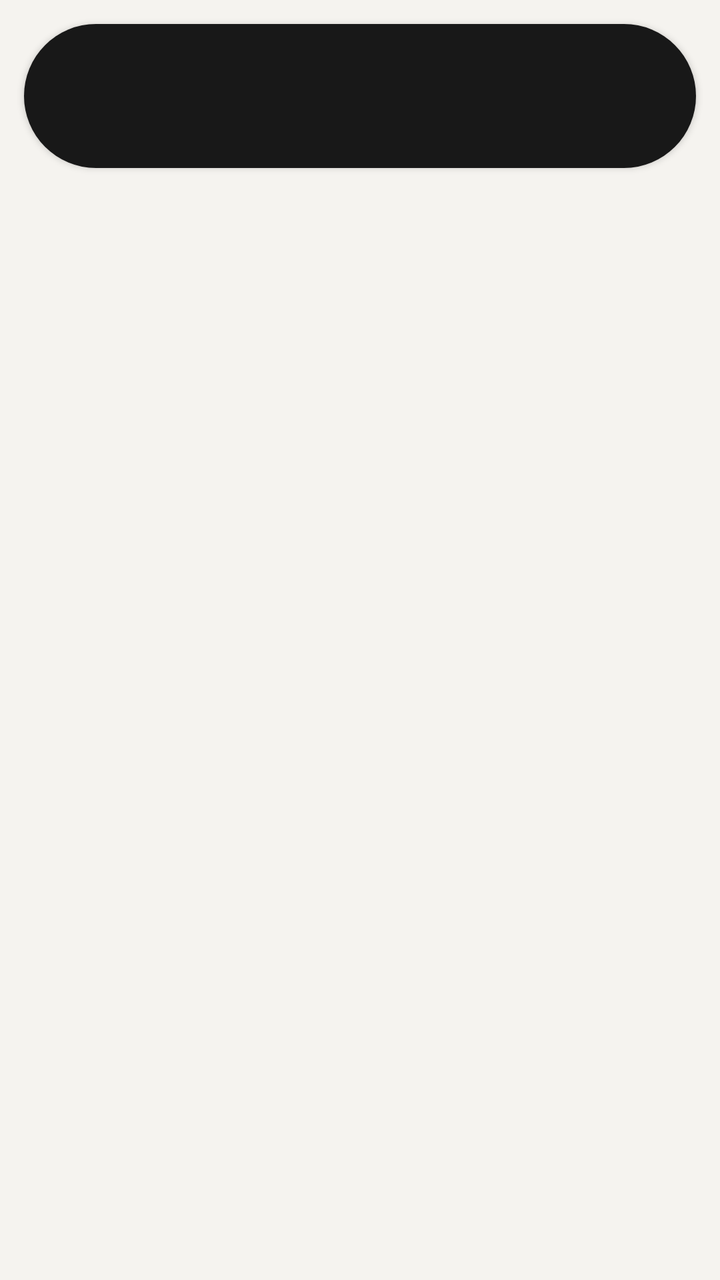
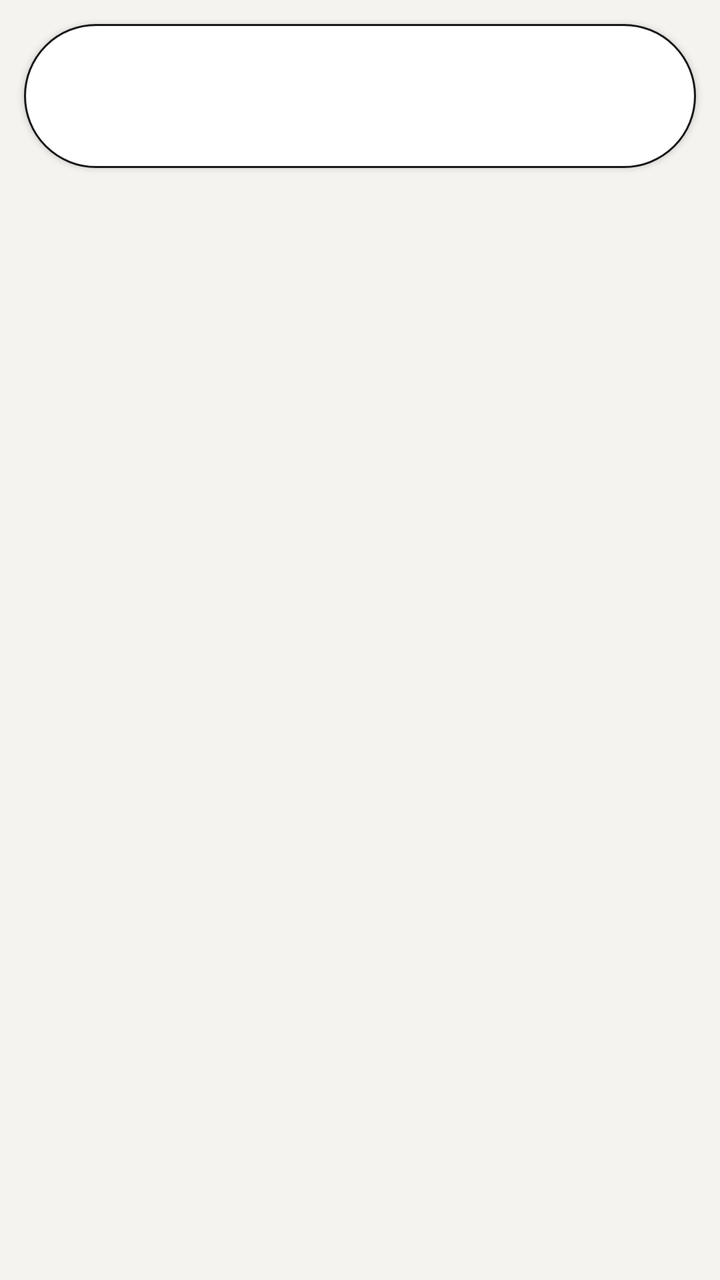

The first picture is an Android layout as it rendered before a commit; the second is the same layout after the commit. The layout source and the unified diff follow.
<!-- AndroidManifest.xml: application theme AppTheme -->
<!-- res/layout/item_reception_menu.xml -->
<?xml version="1.0" encoding="utf-8"?>
<FrameLayout xmlns:android="http://schemas.android.com/apk/res/android"
    android:layout_width="match_parent"
    android:layout_height="wrap_content"
    android:padding="6dp">

    <Button
        android:id="@+id/btn_menu_item"
        style="@style/BuddyButton.Primary"
        android:layout_width="match_parent"
        android:layout_height="@dimen/menu_item_height"
        android:textSize="@dimen/menu_item_text" />
</FrameLayout>
<!-- resources referenced by this layout -->
<resources>
  <dimen name="menu_item_height">72dp</dimen>
  <dimen name="menu_item_text">17sp</dimen>
  <style name="BuddyButton.Primary">
          <item name="android:background">@drawable/bg_button_primary</item>
          <item name="backgroundTint">@null</item>
          <item name="android:backgroundTint">@null</item>
          <item name="android:textColor">@color/bob_white</item>
          <item name="android:textSize">18sp</item>
      </style>
  <style name="AppTheme" parent="Theme.AppCompat.Light.NoActionBar">
          <item name="colorPrimary">@color/bob_navy</item>
          <item name="colorPrimaryDark">@color/bob_black</item>
          <item name="colorAccent">@color/bob_teal</item>
          <item name="android:windowBackground">@color/bob_cream</item>
          <item name="android:textColorPrimary">@color/bob_black</item>
          <item name="android:textColor">@color/bob_black</item>
          <item name="android:statusBarColor">@color/bob_cream</item>
          <item name="android:windowLightStatusBar">true</item>
      </style>
  <!-- drawable bg_button_primary (drawable) -->
  <?xml version="1.0" encoding="utf-8"?>
  <shape xmlns:android="http://schemas.android.com/apk/res/android"
      android:shape="rectangle">
      <solid android:color="@color/bob_black" />
      <corners android:radius="56dp" />
  </shape>
  <color name="bob_white">#FFFFFF</color>
  <color name="bob_navy">#0D2C50</color>
  <color name="bob_black">#181818</color>
  <color name="bob_teal">#087589</color>
  <color name="bob_cream">#F5F3EF</color>
</resources>

<!-- the commit's change to res/layout/item_reception_menu.xml (unified diff, before → after) -->
@@ -6,7 +6,7 @@
 
     <Button
         android:id="@+id/btn_menu_item"
-        style="@style/BuddyButton.Primary"
+        style="@style/BuddyButton"
         android:layout_width="match_parent"
         android:layout_height="@dimen/menu_item_height"
         android:textSize="@dimen/menu_item_text" />
<!-- resource entries referenced after the edit -->
@@ -2,12 +2,15 @@
 <resources>
   <dimen name="menu_item_height">72dp</dimen>
   <dimen name="menu_item_text">17sp</dimen>
-  <style name="BuddyButton.Primary">
-          <item name="android:background">@drawable/bg_button_primary</item>
-          <item name="backgroundTint">@null</item>
-          <item name="android:backgroundTint">@null</item>
-          <item name="android:textColor">@color/bob_white</item>
-          <item name="android:textSize">18sp</item>
+  <style name="BuddyButton" parent="Widget.AppCompat.Button">
+          <item name="android:layout_margin">6dp</item>
+          <item name="android:minHeight">52dp</item>
+          <item name="android:background">@drawable/bg_button_secondary</item>
+          <item name="android:textAllCaps">false</item>
+          <item name="android:textColor">@color/bob_black</item>
+          <item name="android:textSize">15sp</item>
+          <item name="android:letterSpacing">-0.02</item>
+          <item name="android:fontFamily">sans-serif-medium</item>
       </style>
   <style name="AppTheme" parent="Theme.AppCompat.Light.NoActionBar">
           <item name="colorPrimary">@color/bob_navy</item>
@@ -19,11 +22,14 @@
           <item name="android:statusBarColor">@color/bob_cream</item>
           <item name="android:windowLightStatusBar">true</item>
       </style>
-  <!-- drawable bg_button_primary (drawable) -->
+  <!-- drawable bg_button_secondary (drawable) -->
   <?xml version="1.0" encoding="utf-8"?>
   <shape xmlns:android="http://schemas.android.com/apk/res/android"
       android:shape="rectangle">
-      <solid android:color="@color/bob_black" />
+      <solid android:color="@color/bob_white" />
+      <stroke
+          android:width="1dp"
+          android:color="@color/bob_black" />
       <corners android:radius="56dp" />
   </shape>
   <color name="bob_white">#FFFFFF</color>
